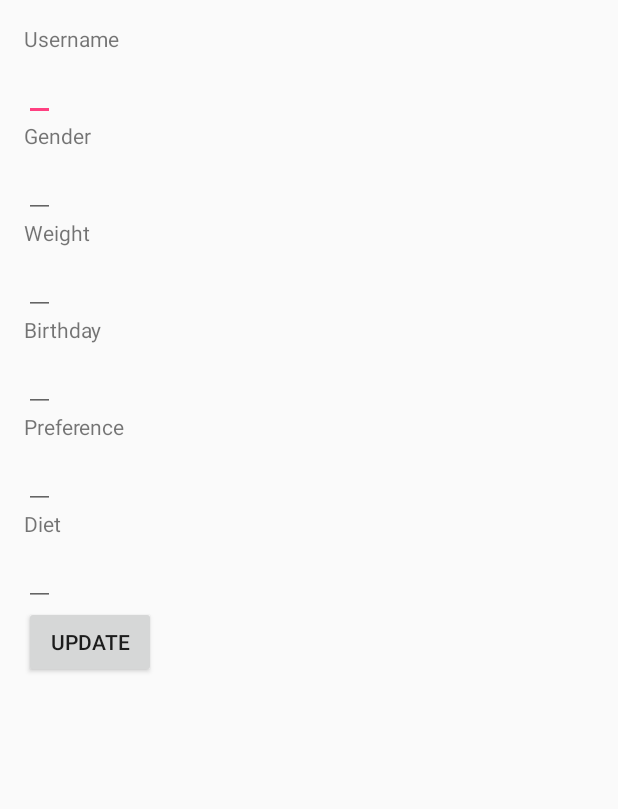
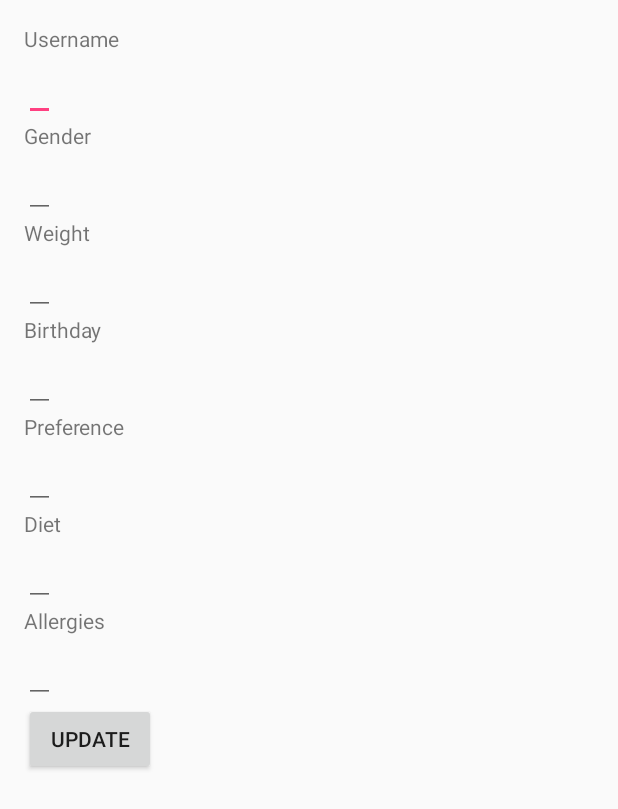
Before and after one commit to binc74/food-recommendation, an Android app: the ProfileActivity screen opened directly, with no data from a screen before it, on a phone screen of 412 x 824 dp. Shown: the top 809 px of the screen. Run offline under Robolectric (Android 15) with nearby library versions, the phone set to English and light mode, and no system bars; our stand-ins replace Firebase (no records; nobody signed in at launch, a user with empty details on screens opened directly); 1 statement that could not run was skipped.

Commit message:
Add allergies display on user profile

```diff
--- a/app/src/main/java/edu/osu/cse5914/ibmi/foodrecommendation/ProfileActivity.java
+++ b/app/src/main/java/edu/osu/cse5914/ibmi/foodrecommendation/ProfileActivity.java
@@ -10,6 +10,7 @@ import android.widget.Toast;
 
 import com.google.firebase.firestore.DocumentSnapshot;
 
+import java.util.ArrayList;
 import java.util.Arrays;
 
 import edu.osu.cse5914.ibmi.foodrecommendation.data.Const;
@@ -25,6 +26,7 @@ public class ProfileActivity extends AppCompatActivity implements View.OnClickLi
     private EditText mBirthday;
     private EditText mPref;
     private EditText mDiet;
+    private EditText mAllergies;
 
     private Button mUpdate;
 
@@ -66,6 +68,15 @@ public class ProfileActivity extends AppCompatActivity implements View.OnClickLi
                             if (diet > 0) {
                                 mDiet.setText(Const.diets[diet]);
                             }
+
+                            ArrayList<String> as = user.getAllergies();
+                            if (as.size() > 0) {
+                                String str = as.get(0);
+                                for (int i = 1; i < as.size(); ++i) {
+                                    str += ", " + as.get(i);
+                                }
+                                mAllergies.setText(str);
+                            }
                         }
                     }
                 });
@@ -84,6 +95,7 @@ public class ProfileActivity extends AppCompatActivity implements View.OnClickLi
         mBirthday = findViewById(R.id.birthday);
         mPref = findViewById(R.id.preference);
         mDiet = findViewById(R.id.diet_opt);
+        mAllergies = findViewById(R.id.allergies);
 
         mUpdate = findViewById(R.id.edit_profile);
         mUpdate.setOnClickListener(this);
--- a/app/src/main/res/layout/activity_profile.xml
+++ b/app/src/main/res/layout/activity_profile.xml
@@ -78,6 +78,17 @@
             android:layout_height="wrap_content"
             />
 
+        <TextView
+            android:layout_width="wrap_content"
+            android:layout_height="wrap_content"
+            android:text="@string/prompt_allergies" />
+
+        <EditText
+            android:id="@+id/allergies"
+            android:layout_width="wrap_content"
+            android:layout_height="wrap_content"
+            />
+
         <Button
             android:id="@+id/edit_profile"
             android:layout_width="wrap_content"
```
